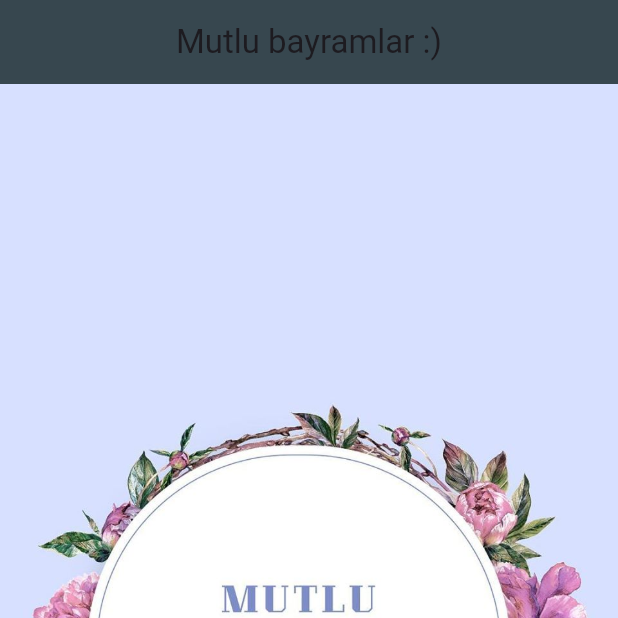
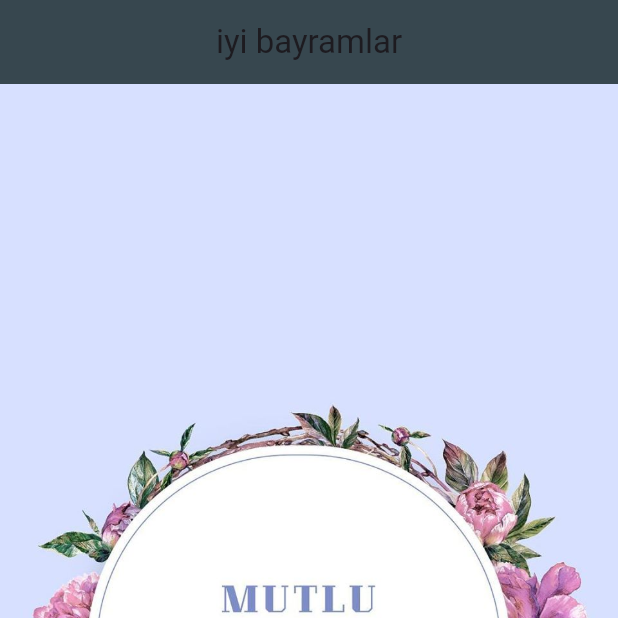
Before and after one commit to brkytpl/Basit_flutter_uygulamalar-m, a Flutter app: the screen it shows after launch, on a phone screen of 412 x 824 dp, the top half of it. Run offline on Flutter 3.47's test engine with Material 3 defaults, Android fonts, the phone set to English and light mode, and no system bars.

Commit message:
dosyalar düzeltildi

```diff
--- a/ilk_projem/lib/main.dart
+++ b/ilk_projem/lib/main.dart
@@ -1,7 +1,7 @@
 import 'package:flutter/material.dart';
 
 void main() {
-  String mesaj = 'Mutlu bayramlar :)';
+  String mesaj='iyi bayramlar';
   runApp(MaterialApp(
       home: Scaffold(
           backgroundColor: Color(0xffD7E0FF),
```
